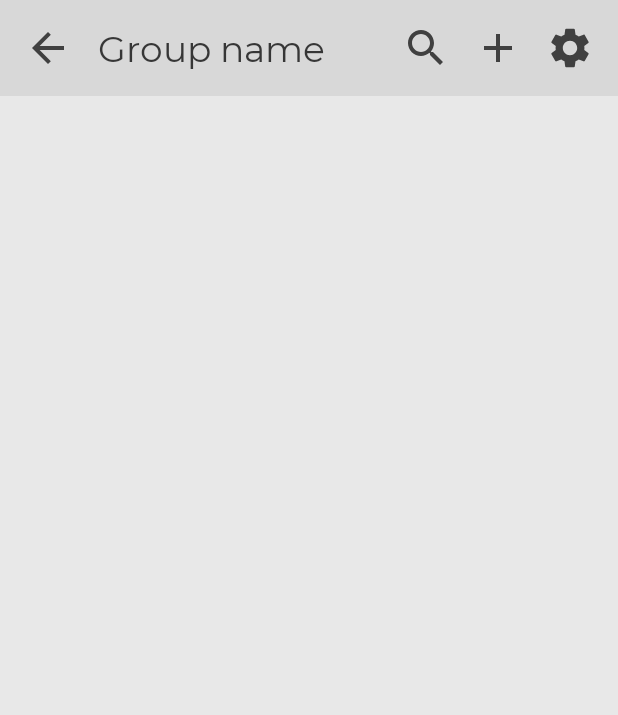
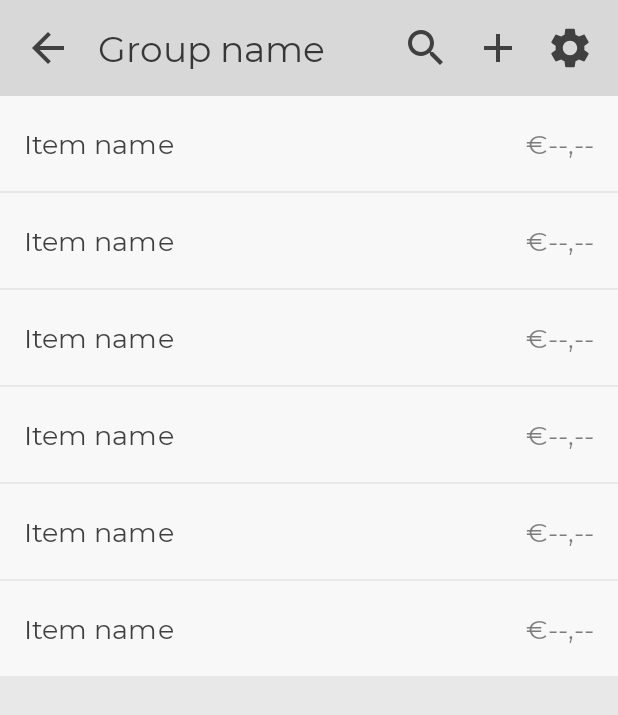
Before and after one commit to yesyesufcurs/DBLAppDev, an Android app: the layout activity_group_screen.xml on its own in the app's theme, with its tools: preview values and no code run, on a phone screen of 412 x 824 dp. Shown: the top 715 px of the screen. Run offline under Robolectric (Android 15) with nearby library versions, the phone set to English and light mode, and no system bars.

Commit message:
Created the UI for recyclerviews
This still needs quite some code behind it to work. All of this is explained on the android studio docs and should be rather straightforward tho once we have the classes from the class diagram implemented

```diff
--- a/app/src/main/res/layout/activity_group_screen.xml
+++ b/app/src/main/res/layout/activity_group_screen.xml
@@ -8,6 +8,7 @@
     tools:context=".GroupScreenActivity">
 
     <androidx.constraintlayout.widget.ConstraintLayout
+        android:id="@+id/constraintLayout3"
         android:layout_width="match_parent"
         android:layout_height="64dp"
         android:background="?colorPrimaryDark"
@@ -79,6 +80,16 @@
             app:layout_constraintTop_toTopOf="parent" />
     </androidx.constraintlayout.widget.ConstraintLayout>
 
+    <androidx.recyclerview.widget.RecyclerView
+        android:layout_width="match_parent"
+        android:layout_height="0dp"
+        app:layout_constraintBottom_toBottomOf="parent"
+        app:layout_constraintEnd_toEndOf="parent"
+        app:layout_constraintStart_toStartOf="parent"
+        app:layout_constraintTop_toBottomOf="@+id/constraintLayout3"
+        tools:itemCount="20"
+        tools:listitem="@layout/recycler_view_item" />
+
     <!--
         TODO: The rest of this page should go here
     -->
--- a/app/src/main/res/layout/activity_home_screen.xml
+++ b/app/src/main/res/layout/activity_home_screen.xml
@@ -8,6 +8,7 @@
     tools:context=".HomeScreenActivity">
 
     <androidx.constraintlayout.widget.ConstraintLayout
+        android:id="@+id/constraintLayout"
         android:layout_width="match_parent"
         android:layout_height="64dp"
         android:background="?colorPrimaryDark"
@@ -68,17 +69,27 @@
             app:layout_constraintTop_toTopOf="parent" />
     </androidx.constraintlayout.widget.ConstraintLayout>
 
-    <Button
-        android:id="@+id/tempButton"
-        style="@style/button"
+<!--    <Button-->
+<!--        android:id="@+id/tempButton"-->
+<!--        style="@style/button"-->
+<!--        android:layout_width="match_parent"-->
+<!--        android:layout_height="64dp"-->
+<!--        android:onClick="onTempClick"-->
+<!--        android:text="temp button"-->
+<!--        app:layout_constraintBottom_toBottomOf="parent"-->
+<!--        app:layout_constraintEnd_toEndOf="parent"-->
+<!--        app:layout_constraintStart_toStartOf="parent"-->
+<!--        app:layout_constraintTop_toTopOf="parent" />-->
+
+    <androidx.recyclerview.widget.RecyclerView
         android:layout_width="match_parent"
-        android:layout_height="64dp"
-        android:onClick="onTempClick"
-        android:text="temp button"
+        android:layout_height="0dp"
         app:layout_constraintBottom_toBottomOf="parent"
         app:layout_constraintEnd_toEndOf="parent"
         app:layout_constraintStart_toStartOf="parent"
-        app:layout_constraintTop_toTopOf="parent" />
+        app:layout_constraintTop_toBottomOf="@+id/constraintLayout"
+        tools:itemCount="20"
+        tools:listitem="@layout/recycler_view_item" />
 
     <!--
         TODO: The rest of this page should go here
--- /dev/null
+++ b/app/src/main/res/layout/recycler_view_item.xml
@@ -0,0 +1,31 @@
+<?xml version="1.0" encoding="utf-8"?>
+<androidx.constraintlayout.widget.ConstraintLayout xmlns:android="http://schemas.android.com/apk/res/android"
+    xmlns:app="http://schemas.android.com/apk/res-auto"
+    xmlns:tools="http://schemas.android.com/tools"
+    android:layout_width="match_parent"
+    android:layout_height="63dp"
+    android:layout_marginBottom="1dp"
+    android:background="?colorPrimaryVariant">
+
+  <TextView
+      android:id="@+id/item_name"
+      style="@style/text_listitem"
+      android:layout_width="wrap_content"
+      android:layout_height="wrap_content"
+      android:layout_marginStart="16dp"
+      android:text="Item name"
+      app:layout_constraintBottom_toBottomOf="parent"
+      app:layout_constraintStart_toStartOf="parent"
+      app:layout_constraintTop_toTopOf="parent" />
+
+  <TextView
+      android:id="@+id/item_balance"
+      style="@style/text_listbalance"
+      android:layout_width="wrap_content"
+      android:layout_height="wrap_content"
+      android:layout_marginEnd="16dp"
+      android:text="€--,--"
+      app:layout_constraintBottom_toBottomOf="parent"
+      app:layout_constraintEnd_toEndOf="parent"
+      app:layout_constraintTop_toTopOf="parent" />
+</androidx.constraintlayout.widget.ConstraintLayout>
--- a/app/src/main/res/values/styles.xml
+++ b/app/src/main/res/values/styles.xml
@@ -24,6 +24,22 @@
         <item name="fontFamily">@font/montserrat</item>
         <item name="android:textStyle">normal</item>
         <item name="android:textColor">?colorOnPrimary</item>
+    </style>
+
+    <style name="text_listitem">
+        <item name="android:textSize">18sp</item>
+        <item name="android:fontFamily">@font/montserrat</item>
+        <item name="fontFamily">@font/montserrat</item>
+        <item name="android:textStyle">normal</item>
+        <item name="android:textColor">?colorOnPrimary</item>
+    </style>
+
+    <style name="text_listbalance">
+        <item name="android:textSize">18sp</item>
+        <item name="android:fontFamily">@font/montserrat</item>
+        <item name="fontFamily">@font/montserrat</item>
+        <item name="android:textStyle">normal</item>
+        <item name="android:textColor">?colorOnPrimaryWeak</item>
     </style>
 
     <style name="input_edittext">
```
